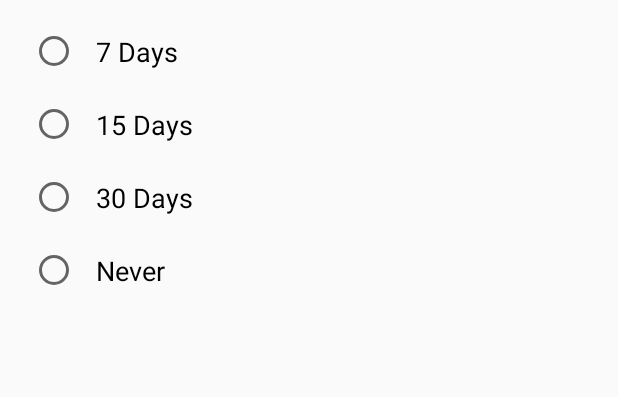
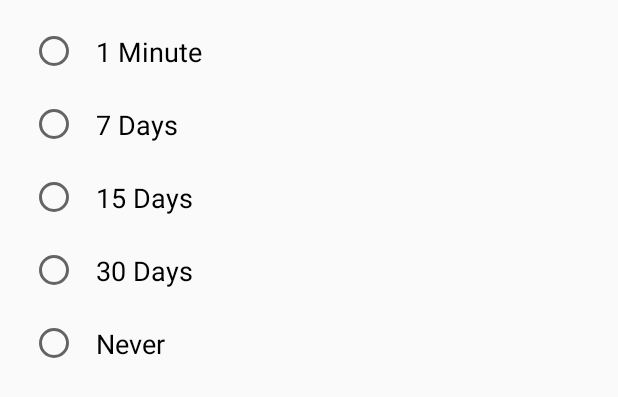
Before and after one commit to DeepMehta-2/Notification-Hub, an Android app: the layout auto_delete_dialog_layout.xml on its own in the app's theme, with its tools: preview values and no code run, on a phone screen of 412 x 824 dp. Shown: the top 397 px of the screen. Run offline under Robolectric (Android 15) with nearby library versions, the phone set to English and light mode, and no system bars.

Commit message:
add 1 minute timing option in auto delete option, broadcast reciver and alaram manager for testing purpose.

```diff
--- a/app/src/main/java/com/centennial/notification/hub/activity/SplashScreen.java
+++ b/app/src/main/java/com/centennial/notification/hub/activity/SplashScreen.java
@@ -48,6 +48,7 @@ public class SplashScreen extends AppCompatActivity {
             calendar.setTimeInMillis(System.currentTimeMillis());
             calendar.set(Calendar.HOUR_OF_DAY, 1);
             alarmManager.setInexactRepeating(AlarmManager.RTC_WAKEUP, calendar.getTimeInMillis(), AlarmManager.INTERVAL_DAY, pendingIntent); // Repeat every 24 hours
+//            alarmManager.setRepeating(AlarmManager.RTC_WAKEUP, System.currentTimeMillis(), 60000, pendingIntent); // Repeat every 1 minute for testing
         }
 
         new BackGroundWork().execute();
--- a/app/src/main/java/com/centennial/notification/hub/adapter/Is_SaveNotificationAdapter.java
+++ b/app/src/main/java/com/centennial/notification/hub/adapter/Is_SaveNotificationAdapter.java
@@ -1,12 +1,13 @@
 package com.centennial.notification.hub.adapter;
 
 import android.content.Context;
+
+import androidx.appcompat.widget.SwitchCompat;
 import androidx.recyclerview.widget.RecyclerView;
 import android.view.LayoutInflater;
 import android.view.View;
 import android.view.ViewGroup;
 import android.widget.ImageView;
-import android.widget.Switch;
 
 import com.centennial.notification.hub.other.MySQLiteHelper;
 import com.centennial.notification.hub.R;
@@ -63,7 +64,7 @@ public class Is_SaveNotificationAdapter extends RecyclerView.Adapter<Is_SaveNoti
 
     public class MyViewHolder extends RecyclerView.ViewHolder {
 
-        Switch appName_Switch;
+        SwitchCompat appName_Switch;
         ImageView appIcon;
 
         public MyViewHolder(View itemView) {
--- a/app/src/main/java/com/centennial/notification/hub/other/MyBroadcastReceiver.java
+++ b/app/src/main/java/com/centennial/notification/hub/other/MyBroadcastReceiver.java
@@ -22,6 +22,10 @@ public class MyBroadcastReceiver extends BroadcastReceiver {
             MySQLiteHelper helper = new MySQLiteHelper(context);
             Calendar cal = Calendar.getInstance();
             switch (deleteInterval) {
+                case "1 Minute":
+                    cal.add(Calendar.MINUTE, -1);
+                    helper.DeleteData(cal.getTimeInMillis());
+                    break;
                 case "7 Days":
                     cal.add(Calendar.DATE, -7);
                     helper.DeleteData(cal.getTimeInMillis());
--- a/app/src/main/res/layout/auto_delete_dialog_layout.xml
+++ b/app/src/main/res/layout/auto_delete_dialog_layout.xml
@@ -13,6 +13,14 @@
         android:layout_marginRight="20dp"
         android:layout_marginTop="10dp"
         android:orientation="vertical">
+
+        <RadioButton
+            android:id="@+id/rb_testing"
+            android:layout_width="match_parent"
+            android:layout_height="wrap_content"
+            android:padding="12dp"
+            android:text="@string/_1_minute"
+            android:textSize="18dp" />
 
         <RadioButton
             android:id="@+id/rb0"
--- a/app/src/main/res/values/strings.xml
+++ b/app/src/main/res/values/strings.xml
@@ -23,6 +23,7 @@
     <string name="_30_days">30 Days</string>
     <string name="_15_days">15 Days</string>
     <string name="_7_days">7 Days</string>
+    <string name="_1_minute">1 Minute</string>
     <string name="delete_all">Delete All</string>
     <string name="auto_delete">Auto Delete</string>
     <string name="notifications_from_selected_apps">Notifications from selected apps will be saved</string>
```
Also changed, not shown: app/src/main/java/com/centennial/notification/hub/activity/SettingsActivity.java (+12 -6 lines).
